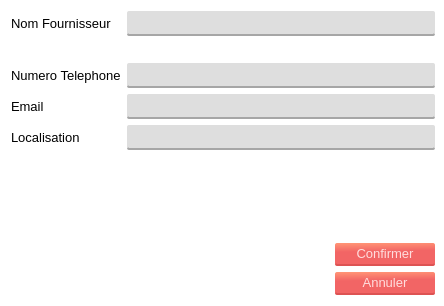
This is interfaces/ajouter_fournisseur.ui in Mehdi-SK/Cosider-TP-App as Qt 5 draws it before an edit. The edited form follows.
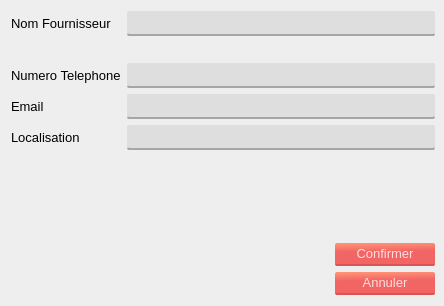
This is the edited form. Icons and pictures are not drawn.

The edit to the form file:
```diff
--- a/interfaces/ajouter_fournisseur.ui
+++ b/interfaces/ajouter_fournisseur.ui
@@ -22,7 +22,7 @@
 }
 #Dialog{
 	
-	background-color: rgb(255, 255, 255);
+	background-color: #EEE;
 	font: 10pt;
 }
 
```
Left out of the diff: 6 changed lines with no effect on the pictures.
